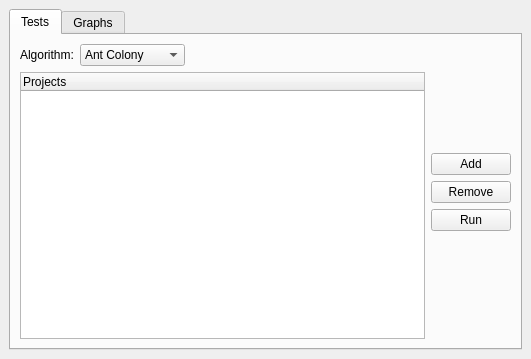
Qt form DCGUI/Windows/TestsWindow.ui (DanielZorin/DataCenters) before a commit.
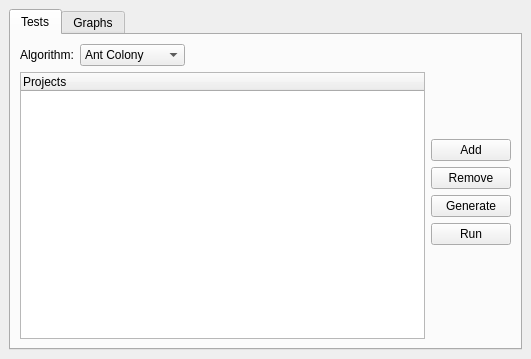
The same form after that commit. The open tabs and pages were chosen to show the change. Icons and pictures are not drawn.

Commit message: Projects generation in tests window

Patch:
```diff
--- a/DCGUI/Windows/TestsWindow.ui
+++ b/DCGUI/Windows/TestsWindow.ui
@@ -146,6 +146,17 @@
               </property>
              </widget>
             </item>
+            <item>
+             <widget class="QPushButton" name="pushButton">
+              <property name="text">
+               <string>Generate</string>
+              </property>
+              <property name="icon">
+               <iconset resource="resources.qrc">
+                <normaloff>:/pics/pics/dice.png</normaloff>:/pics/pics/dice.png</iconset>
+              </property>
+             </widget>
+            </item>
             <item>
              <widget class="QPushButton" name="run">
               <property name="text">
```
Left out of the diff: 43 changed lines with no effect on the pictures. The commit also changes 26 other files.
